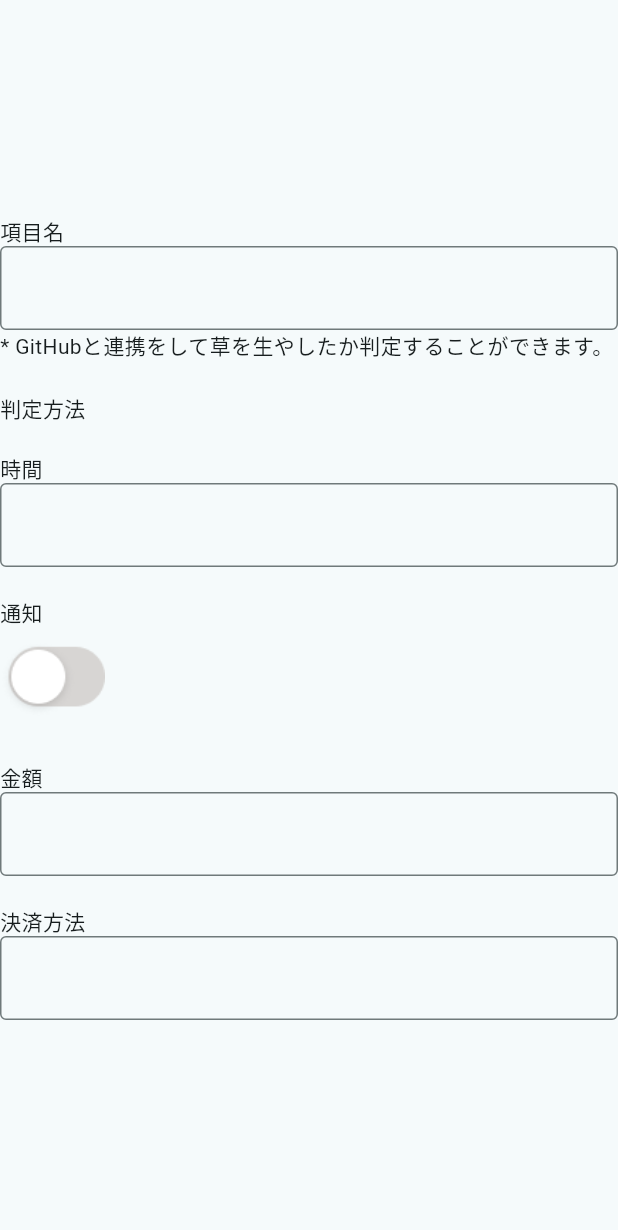
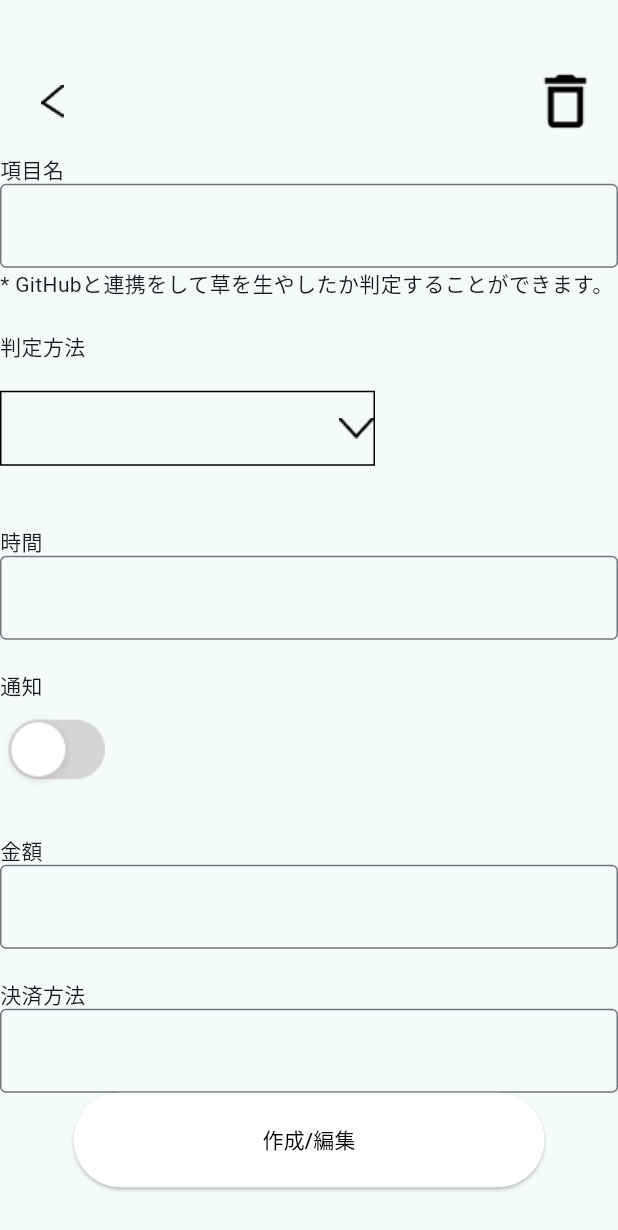
Before and after one commit to Yoshida-koshi/yumemi-pg-hackathon-team1, a Flutter app: the settingPage screen opened directly, on a phone screen of 412 x 824 dp. Shown: the top 1230 px of the screen. Run offline on Flutter 3.47's test engine with Material 3 defaults, Android fonts, the phone set to English and light mode, and no system bars.

Commit message:
UIの設計

```diff
--- a/lib/31.dart
+++ b/lib/31.dart
@@ -1,4 +1,6 @@
 import 'package:flutter/material.dart';
+import 'koumoku.dart';
+import 'mappin.dart';
 
 class settingPage extends StatefulWidget {
   const settingPage({Key? key}) : super(key: key);
@@ -16,6 +18,28 @@ class _createPageState extends State<settingPage>{
           mainAxisSize: MainAxisSize.min,
           crossAxisAlignment: CrossAxisAlignment.start,
           children: [
+            Row(
+              mainAxisAlignment: MainAxisAlignment.spaceBetween,
+              children: [
+                GestureDetector(
+                  onTap: (){
+                    Navigator.of(context).push(
+                        MaterialPageRoute(builder: (_) => koumokuPage()));
+                  },
+                  child: Image.asset("images/Vector.png",
+                      height: 70,
+                      width: 70),
+                ),
+                GestureDetector(
+                  onTap: (){
+
+                  },
+                  child: Image.asset("images/delete.png",
+                      height: 70,
+                      width: 70),
+                ),
+              ],
+            ),
             Text("項目名"),
             TextField(
               decoration: InputDecoration(
@@ -24,7 +48,35 @@ class _createPageState extends State<settingPage>{
             ),
             Text("* GitHubと連携をして草を生やしたか判定することができます。\n"),
             Text("判定方法\n"),
-            Text("時間"),
+            Container(
+              width: 250,
+              height: 50,
+              decoration: BoxDecoration(
+                color: const Color(0x00000000),
+                border: Border.all(
+                  color: Colors.black,
+                  width: 1,
+                ),
+              ),
+              child: Column(
+                mainAxisAlignment: MainAxisAlignment.center,
+                children: [
+                  GestureDetector(
+                    onTap: (){
+                      Navigator.of(context).push(
+                          MaterialPageRoute(builder: (_) => mappinPage()));
+                    },
+                    child: Row(
+                      mainAxisAlignment: MainAxisAlignment.end,
+                      children: [
+                        Image.asset("images/Vector 3.png"),
+                      ],
+                    ),
+                  ),
+                ],
+              ),
+            ),
+            Text("\n\n時間"),
             TextField(
               decoration: InputDecoration(
                 border: OutlineInputBorder(),
@@ -51,6 +103,25 @@ class _createPageState extends State<settingPage>{
                 border: OutlineInputBorder(),
               ),
             ),
+            Row(
+              mainAxisAlignment: MainAxisAlignment.center,
+            children: [
+              ElevatedButton(
+              onPressed: (){
+                Navigator.of(context).push(MaterialPageRoute(builder: (_) => koumokuPage()));
+              },
+              style: ElevatedButton.styleFrom(
+                minimumSize: Size(314, 63),
+                backgroundColor: Colors.white,
+              ),
+              child: Text("作成/編集",
+                style: TextStyle(
+                    color: Colors.black
+                ),
+              ),
+            ),
+            ],
+            ),
           ],
         ),
       ),
--- a/lib/41.dart
+++ b/lib/41.dart
@@ -24,7 +24,7 @@ class _createPageState extends State<loginPage>{
                 border: OutlineInputBorder(),
               ),
             ),
-            Text("パスワード"),
+            Text("\nパスワード"),
             TextField(
               decoration: InputDecoration(
                 border: OutlineInputBorder(),
--- a/pubspec.yaml
+++ b/pubspec.yaml
@@ -64,6 +64,9 @@ flutter:
     - images/reordericon.png
     - images/toggleoff.png
     - images/toggleon.png
+    - images/delete.png
+    - images/Vector.png
+    - images/Vector 3.png
 
   # An image asset can refer to one or more resolution-specific "variants", see
   # https://flutter.dev/to/resolution-aware-images
```
Also changed, not shown: lib/mappin.dart (added, +37 -0 lines), images/Vector 3.png (added), images/Vector.png (added), images/testicon.png.
